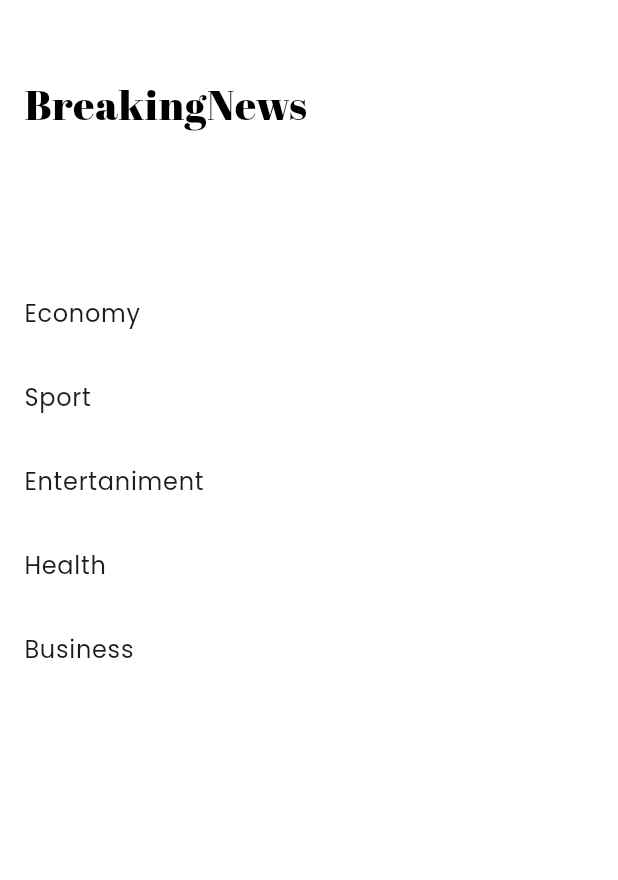
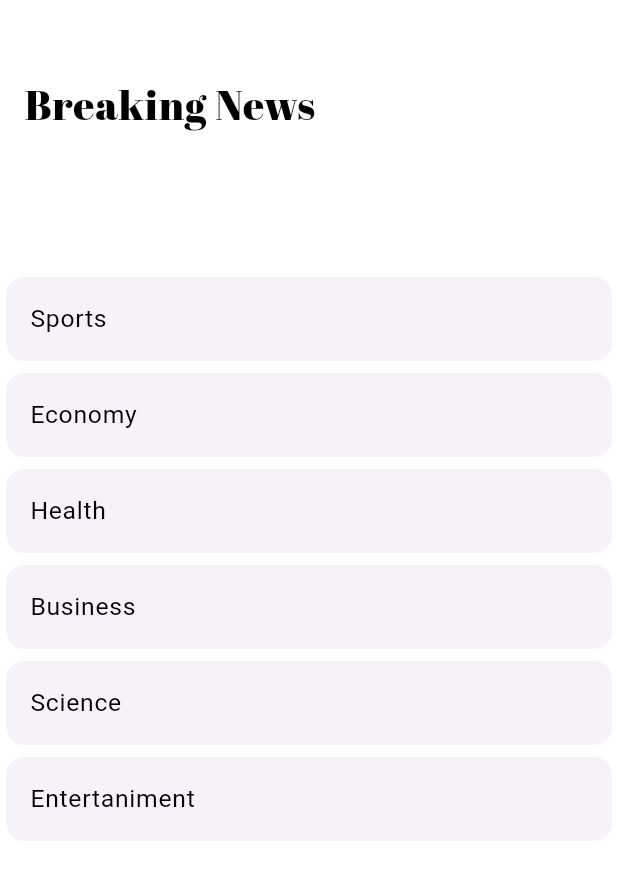
Before and after one commit to MohmaedSobhy/News-APP, a Flutter app: the DrawerView widget shown alone on an empty page, opened directly, on a phone screen of 412 x 824 dp. Shown: the top 880 px of the screen. Run offline on Flutter 3.47's test engine with Material 3 defaults, Android fonts, the phone set to English and light mode, and no system bars; our stand-ins replace cached_network_image, carousel_slider, dartz, dio, flutter_bloc, google_fonts and 2 more; network calls fail.

Commit message:
darawer home screen

```diff
--- a/lib/Feature/home/presentation/views/custome_title_app_bar.dart
+++ b/lib/Feature/home/presentation/views/custome_title_app_bar.dart
@@ -1,5 +1,6 @@
 import 'package:flutter/material.dart';
 import 'package:google_fonts/google_fonts.dart';
+import 'package:news_app/core/localization/app_string.dart';
 import 'package:sizer/sizer.dart';
 
 class CustomeTitleAppBarView extends StatelessWidget {
@@ -8,7 +9,7 @@ class CustomeTitleAppBarView extends StatelessWidget {
   @override
   Widget build(BuildContext context) {
     return Text(
-      "BreakingNews",
+      AppString.appName,
       style: GoogleFonts.abrilFatface().copyWith(
         fontSize: 18.sp,
         color: Colors.black,
--- a/lib/Feature/home/presentation/views/drawer_view.dart
+++ b/lib/Feature/home/presentation/views/drawer_view.dart
@@ -1,5 +1,6 @@
 import 'package:flutter/material.dart';
 import 'package:google_fonts/google_fonts.dart';
+import 'package:news_app/core/localization/app_string.dart';
 import 'package:sizer/sizer.dart';
 
 class DrawerView extends StatelessWidget {
@@ -14,7 +15,7 @@ class DrawerView extends StatelessWidget {
         ),
         ListTile(
           title: Text(
-            "BreakingNews",
+            AppString.appName,
             style: GoogleFonts.abrilFatface().copyWith(
               fontSize: 20.sp,
               color: Colors.black,
@@ -24,26 +25,27 @@ class DrawerView extends StatelessWidget {
         SizedBox(
           height: MediaQuery.sizeOf(context).height * 0.10,
         ),
-        ListTile(
-          title: Text('Economy'),
-          onTap: () {},
+        Expanded(
+          child: ListView.builder(
+            physics: const BouncingScrollPhysics(),
+            itemCount: AppString.newsCategories.length,
+            itemBuilder: (context, index) {
+              return Card(
+                elevation: 0.0,
+                child: ListTile(
+                  title: Text(
+                    AppString.newsCategories[index],
+                    style: GoogleFonts.abyssinicaSil().copyWith(
+                      fontSize: 12.sp,
+                      color: Colors.black,
+                    ),
+                  ),
+                  onTap: () {},
+                ),
+              );
+            },
+          ),
         ),
-        ListTile(
-          title: Text('Sport'),
-          onTap: () {},
-        ),
-        ListTile(
-          title: Text('Entertaniment'),
-          onTap: () {},
-        ),
-        ListTile(
-          title: Text('Health'),
-          onTap: () {},
-        ),
-        ListTile(
-          title: Text("Business"),
-          onTap: () {},
-        )
       ],
     );
   }
--- a/lib/core/localization/app_string.dart
+++ b/lib/core/localization/app_string.dart
@@ -0,0 +1,13 @@
+abstract class AppString {
+  static String appName = "Breaking News";
+  static String darkMode = "Dark Mode";
+  static String ligthMode = "Light Mode";
+  static List<String> newsCategories = [
+    'Sports',
+    'Economy',
+    'Health',
+    'Business',
+    'Science',
+    'Entertaniment'
+  ];
+}
```
Also changed, not shown: lib/Feature/news by category/presentation/views/news_bycategory_body.dart (added).
